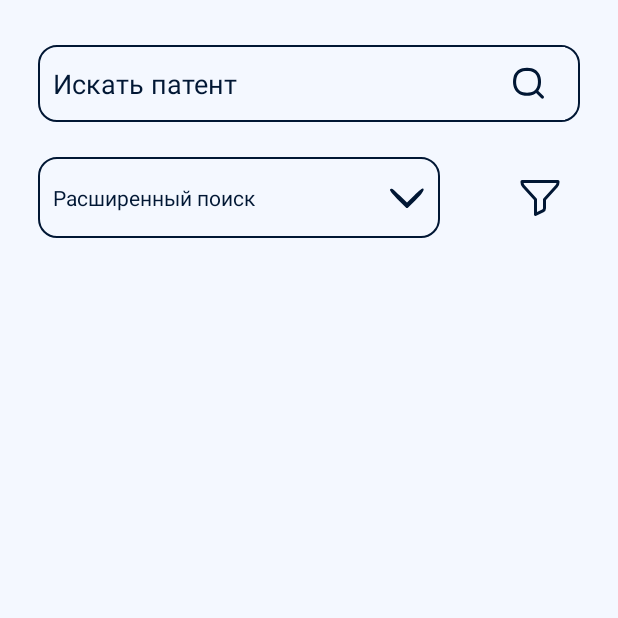
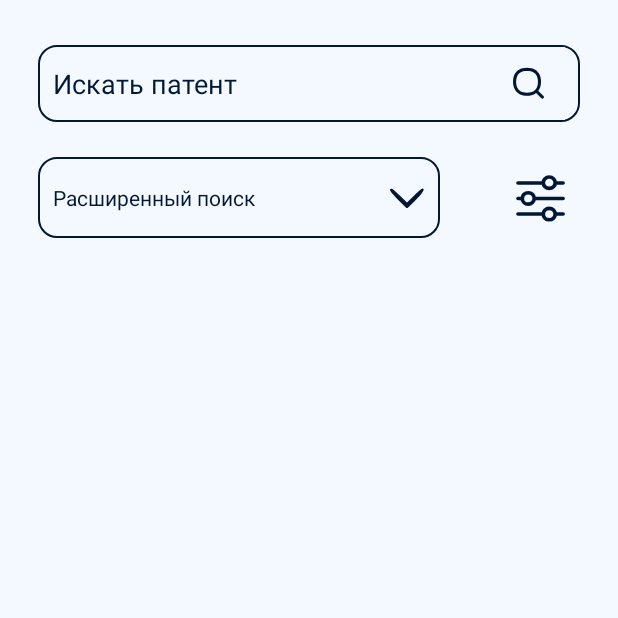
Before and after one commit to bratusev07/RequestRosPat, an Android app: the SearchActivity screen opened directly, with no data from a screen before it, on a phone screen of 412 x 824 dp, the top half of it. Run offline under Robolectric (Android 15) with nearby library versions, the phone set to English and light mode, and no system bars.

Commit message:
Последний коммит точно1

```diff
--- a/app/src/main/res/drawable/filter_image.xml
+++ b/app/src/main/res/drawable/filter_image.xml
@@ -1,9 +1,12 @@
 <vector xmlns:android="http://schemas.android.com/apk/res/android"
-    android:width="32dp"
-    android:height="32dp"
-    android:viewportWidth="32"
-    android:viewportHeight="32">
+    android:width="33dp"
+    android:height="33dp"
+    android:viewportWidth="20"
+    android:viewportHeight="21">
   <path
-      android:fillColor="#011734"
-      android:pathData="M13,28a1,1 0,0 1,-0.53 -0.15A1,1 0,0 1,12 27V17.38L4.28,8.81A5,5 0,0 1,3 5.46V5A1,1 0,0 1,4 4H28a1,1 0,0 1,1 1v0.46a5,5 0,0 1,-1.28 3.35L20,17.38v5.38a3,3 0,0 1,-1.66 2.69l-4.89,2.44A1,1 0,0 1,13 28ZM5.05,6a3,3 0,0 0,0.72 1.47l8,8.86A1,1 0,0 1,14 17v8.38l3.45,-1.72a1,1 0,0 0,0.55 -0.9V17a1,1 0,0 1,0.26 -0.67l8,-8.86A3,3 0,0 0,27 6Z"/>
+      android:pathData="M16.696,17.203H19.216M2.896,10.666L1.216,10.71M2.896,10.666C2.896,11.992 3.97,13.066 5.296,13.066C6.621,13.066 7.696,11.992 7.696,10.666C7.696,9.341 6.621,8.266 5.296,8.266C3.97,8.266 2.896,9.341 2.896,10.666ZM8.385,10.71H19.216M11.017,4.218L1.216,4.218M19.216,4.218H16.696M1.216,17.203H11.017M16.096,17.266C16.096,18.592 15.021,19.666 13.696,19.666C12.37,19.666 11.296,18.592 11.296,17.266C11.296,15.941 12.37,14.866 13.696,14.866C15.021,14.866 16.096,15.941 16.096,17.266ZM16.096,4.066C16.096,5.392 15.021,6.466 13.696,6.466C12.37,6.466 11.296,5.392 11.296,4.066C11.296,2.741 12.37,1.666 13.696,1.666C15.021,1.666 16.096,2.741 16.096,4.066Z"
+      android:strokeWidth="1.5"
+      android:fillColor="#F4F8FF"
+      android:strokeColor="#011734"
+      android:strokeLineCap="round"/>
 </vector>
```
